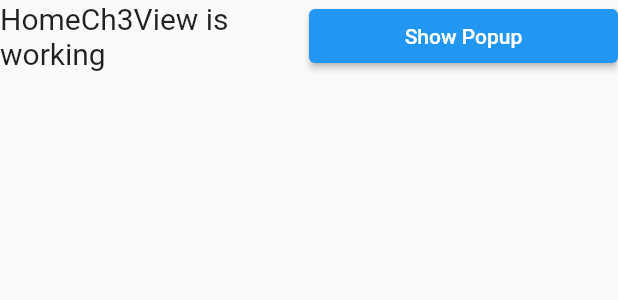
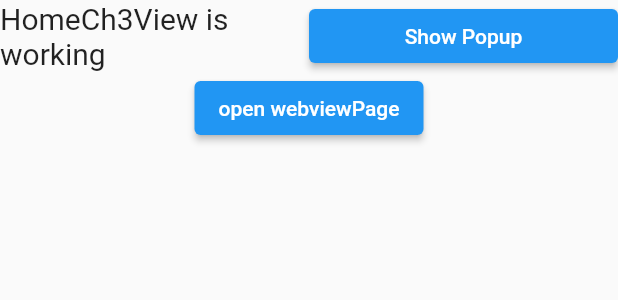
Before and after one commit to ruoduan-hub/getx-demo, a Flutter app: the HomeCh3View widget shown alone on an empty page, opened directly, on a phone screen of 412 x 824 dp. Shown: the top 300 px of the screen. Run offline on Flutter 3.47's test engine with Material 2 defaults, Android fonts, the phone set to English and light mode, and no system bars; our stand-ins replace dio, get, url_strategy, webview_flutter; missing offline and left inert: dart:ffi; network calls fail.

Commit message:
feat: webview

```diff
--- a/lib/app/modules/home/views/home_ch3_view.dart
+++ b/lib/app/modules/home/views/home_ch3_view.dart
@@ -7,7 +7,9 @@ class HomeCh3View extends GetView {
   const HomeCh3View({Key? key}) : super(key: key);
   @override
   Widget build(BuildContext context) {
-    return Row(
+    return Column(
+      children: [
+        Row(
           children: [
             const Expanded(
               flex: 1,
@@ -42,6 +44,14 @@ class HomeCh3View extends GetView {
               ),
             )
           ],
+        ),
+        Center(
+            child: ElevatedButton(
+                onPressed: () {
+                  Get.toNamed('/webview', arguments: {'title': '路由传递参数'});
+                },
+                child: const Text('open webviewPage'))),
+      ],
     );
   }
 }
--- a/lib/app/routes/app_routes.dart
+++ b/lib/app/routes/app_routes.dart
@@ -6,6 +6,7 @@ abstract class Routes {
   static const HOME = _Paths.HOME;
   static const TK1 = _Paths.TK1;
   static const TK2 = _Paths.TK2;
+  static const WEBVIEW = _Paths.WEBVIEW;
 }
 
 abstract class _Paths {
@@ -13,4 +14,5 @@ abstract class _Paths {
   static const HOME = '/home';
   static const TK1 = '/tk1';
   static const TK2 = '/tk2';
+  static const WEBVIEW = '/webview';
 }
--- a/pubspec.yaml
+++ b/pubspec.yaml
@@ -12,6 +12,7 @@ dependencies:
   flutter:
     sdk: flutter
   dio: ^5.1.1
+  webview_flutter: ^4.2.0
 
 dev_dependencies:
   flutter_lints: ^2.0.0
```
Also changed, not shown: lib/app/modules/webview/bindings/webview_binding.dart (added, +12 -0 lines), lib/app/modules/webview/controllers/webview_controller.dart (added, +43 -0 lines), lib/app/modules/webview/views/webview_view.dart (added, +31 -0 lines), lib/app/routes/app_pages.dart (+7 -0 lines), pubspec.lock, 2 other files. Lines whose indentation alone changed are shown as unchanged.
